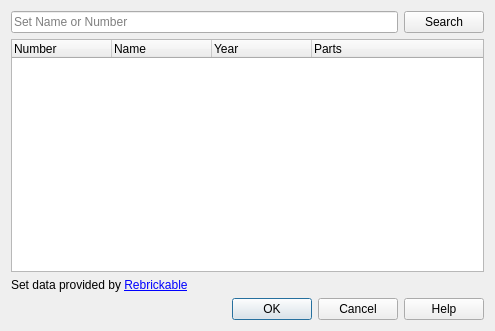
Above: source/interface/dialogs/sw_dialog_database_sets.ui from nathaneltitane/studworx before the change. Below: the same form after it.
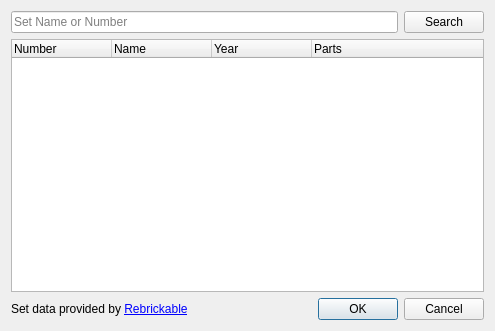
That is the form after the change.

Diff of the .ui file:
```diff
--- a/source/interface/dialogs/sw_dialog_database_sets.ui
+++ b/source/interface/dialogs/sw_dialog_database_sets.ui
@@ -93,10 +93,15 @@
     </widget>
    </item>
    <item>
+    <layout class="QHBoxLayout" name="ButtonLayout">
+     <item>
     <widget class="QLabel" name="label">
      <property name="text">
       <string>Set data provided by &lt;a href=&quot;https://www.rebrickable.com&quot;&gt;Rebrickable&lt;/a&gt;</string>
      </property>
+       <property name="alignment">
+        <set>Qt::AlignLeading|Qt::AlignLeft|Qt::AlignVCenter</set>
+       </property>
      <property name="openExternalLinks">
       <bool>true</bool>
      </property>
@@ -108,9 +113,11 @@
       <enum>Qt::Horizontal</enum>
      </property>
      <property name="standardButtons">
-      <set>QDialogButtonBox::Cancel|QDialogButtonBox::Help|QDialogButtonBox::Ok</set>
-     </property>
-    </widget>
+        <set>QDialogButtonBox::Cancel|QDialogButtonBox::Ok</set>
+       </property>
+      </widget>
+     </item>
+    </layout>
    </item>
   </layout>
  </widget>
```
Lines whose indentation alone changed are shown as unchanged.
